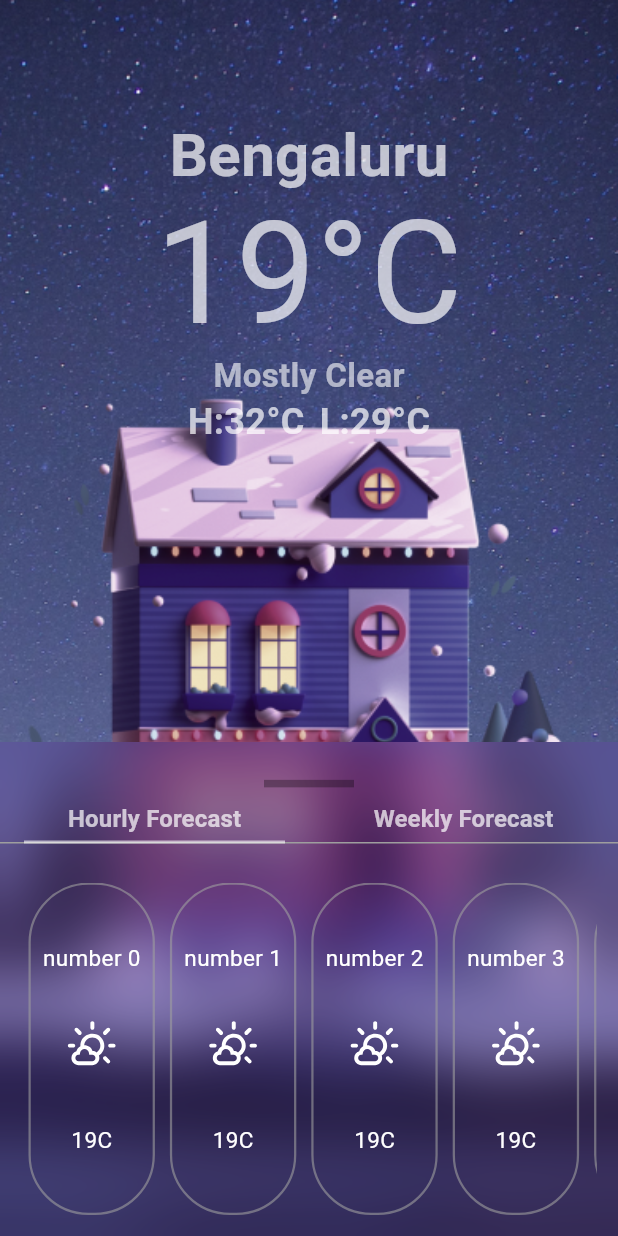
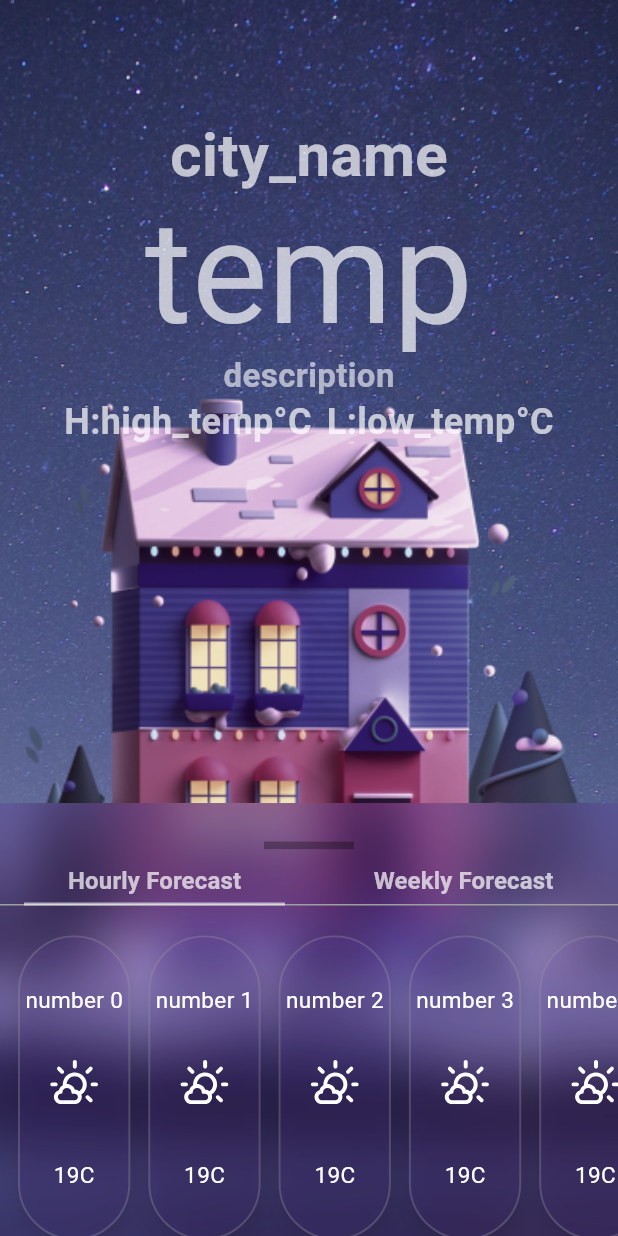
Before and after one commit to Jtnqr/weather-app-flutter, a Flutter app: the screen it shows after launch, on a phone screen of 412 x 824 dp. Run offline on Flutter 3.47's test engine with Material 2 defaults, Android fonts, the phone set to English and light mode, and no system bars; our stand-ins replace get, google_fonts, weather_icons.

Commit message:
removed the unneccesary widgets and added openweather datasource

```diff
--- a/lib/presentation/screens/home/home_screen.dart
+++ b/lib/presentation/screens/home/home_screen.dart
@@ -47,17 +47,17 @@ class HomeScreen extends StatelessWidget {
                     return false;
                   },
                   child: DraggableScrollableSheet(
-                      initialChildSize: 0.4,
-                      minChildSize: 0.4,
-                      maxChildSize: 0.85,
-                      snap: true,
-                      snapSizes: const [.4, .85],
-                      builder: (context, scrollController) {
-                        return ForecastMin(
+                    initialChildSize: 0.35,
+                    minChildSize: 0.35,
+                    maxChildSize: 0.85,
+                    snap: true,
+                    snapSizes: const [.35, .85],
+                    builder: (context, scrollController) {
+                      return ForecastMin(
                           scrollController: scrollController,
-                          homeScreenController: homeScreenController,
-                        );
-                      }),
+                          homeScreenController: homeScreenController);
+                    },
+                  ),
                 ),
               ],
             ),
--- /dev/null
+++ b/lib/widgets/home/forecast/forecast_widget.dart
@@ -0,0 +1,72 @@
+import 'package:flutter/material.dart';
+import 'package:google_fonts/google_fonts.dart';
+import 'package:weather_icons/weather_icons.dart';
+
+class ForecastWidget extends StatelessWidget {
+  const ForecastWidget({super.key});
+
+  @override
+  Widget build(BuildContext context) {
+    return ListView.builder(
+      scrollDirection: Axis.horizontal,
+      itemCount: 7,
+      itemBuilder: (context, index) {
+        return Container(
+          margin: const EdgeInsets.only(
+            top: 8,
+            left: 12,
+            bottom: 14,
+          ),
+          decoration: BoxDecoration(
+            color: Colors.deepPurple.withOpacity(.1),
+            border: Border.all(
+              width: 1.3,
+              color: Colors.grey.withOpacity(.3),
+            ),
+            boxShadow: [
+              BoxShadow(
+                color: Colors.black.withOpacity(.1),
+                spreadRadius: 2,
+                blurRadius: 12,
+                offset: const Offset(1, 4),
+              )
+            ],
+            borderRadius: BorderRadius.circular(40),
+          ),
+          child: Padding(
+            padding: const EdgeInsets.all(3.5),
+            child: Column(
+              mainAxisSize: MainAxisSize.min,
+              mainAxisAlignment: MainAxisAlignment.spaceEvenly,
+              children: [
+                Text(
+                  'number $index',
+                  style: GoogleFonts.sofiaSans(
+                    textStyle: const TextStyle(
+                      color: Colors.white,
+                      fontSize: 15,
+                    ),
+                  ),
+                ),
+                const BoxedIcon(
+                  WeatherIcons.day_sunny_overcast,
+                  color: Colors.white,
+                  size: 40,
+                ),
+                Text(
+                  '19C',
+                  style: GoogleFonts.sofiaSans(
+                    textStyle: const TextStyle(
+                      color: Colors.white,
+                      fontSize: 15,
+                    ),
+                  ),
+                ),
+              ],
+            ),
+          ),
+        );
+      },
+    );
+  }
+}
--- a/lib/widgets/home/forecast/hourly_forecast.dart
+++ /dev/null
@@ -1,63 +0,0 @@
-import 'dart:ui';
-
-import 'package:flutter/material.dart';
-import 'package:google_fonts/google_fonts.dart';
-import 'package:weather_icons/weather_icons.dart';
-
-class HourlyForecast extends StatelessWidget {
-  const HourlyForecast({super.key});
-
-  @override
-  Widget build(BuildContext context) {
-    return Padding(
-      padding: const EdgeInsets.all(14.0),
-      child: ListView.builder(
-        scrollDirection: Axis.horizontal,
-        itemCount: 7,
-        itemBuilder: (context, index) {
-          return Container(
-            margin: const EdgeInsets.symmetric(horizontal: 5),
-            decoration: BoxDecoration(
-                border: Border.all(
-                  width: 1.5,
-                  color: Colors.grey.withOpacity(.6),
-                ),
-                borderRadius: BorderRadius.circular(40)),
-            child: Padding(
-              padding: const EdgeInsets.all(8.0),
-              child: Column(
-                mainAxisSize: MainAxisSize.min,
-                mainAxisAlignment: MainAxisAlignment.spaceEvenly,
-                children: [
-                  Text(
-                    'number $index',
-                    style: GoogleFonts.sofiaSans(
-                      textStyle: const TextStyle(
-                        color: Colors.white,
-                        fontSize: 15,
-                      ),
-                    ),
-                  ),
-                  const BoxedIcon(
-                    WeatherIcons.day_sunny_overcast,
-                    color: Colors.white,
-                    size: 40,
-                  ),
-                  Text(
-                    '19C',
-                    style: GoogleFonts.sofiaSans(
-                      textStyle: const TextStyle(
-                        color: Colors.white,
-                        fontSize: 15,
-                      ),
-                    ),
-                  ),
-                ],
-              ),
-            ),
-          );
-        },
-      ),
-    );
-  }
-}
--- a/lib/widgets/home/forecast_min.dart
+++ b/lib/widgets/home/forecast_min.dart
@@ -2,8 +2,7 @@ import 'dart:ui';
 
 import 'package:flutter/material.dart';
 import 'package:weather_app/controller/home/home_controller.dart';
-import 'package:weather_app/widgets/home/forecast/hourly_forecast.dart';
-import 'package:weather_app/widgets/home/forecast/weekly_forecast.dart';
+import 'package:weather_app/widgets/home/forecast/forecast_widget.dart';
 
 class ForecastMin extends StatelessWidget {
   final ScrollController scrollController;
@@ -62,15 +61,22 @@ class ForecastMin extends StatelessWidget {
                     indicatorSize: TabBarIndicatorSize.tab,
                     dividerColor: Colors.grey,
                   ),
-                  Expanded(
+                  SizedBox(
+                    height: 225,
                     child: TabBarView(
                       controller: homeScreenController.tabController,
                       children: const [
-                        HourlyForecast(),
-                        WeeklyForecast(),
+                        ForecastWidget(),
+                        ForecastWidget(),
                       ],
                     ),
                   ),
+                  const Expanded(
+                    child: SizedBox(
+                        // height: 300,
+                        // child: Text("data"),
+                        ),
+                  )
                 ],
               ),
             ),
--- a/lib/widgets/home/weather_min.dart
+++ b/lib/widgets/home/weather_min.dart
@@ -15,7 +15,7 @@ class WeatherMin extends StatelessWidget {
           crossAxisAlignment: CrossAxisAlignment.center,
           children: [
             Text(
-              'Bengaluru',
+              'city_name',
               style: GoogleFonts.sofiaSans(
                 textStyle: const TextStyle(
                   color: Colors.white70,
@@ -26,7 +26,7 @@ class WeatherMin extends StatelessWidget {
               ),
             ),
             Text(
-              '19°C',
+              'temp',
               style: GoogleFonts.sofiaSans(
                 textStyle: const TextStyle(
                   color: Colors.white70,
@@ -36,7 +36,7 @@ class WeatherMin extends StatelessWidget {
               ),
             ),
             Text(
-              'Mostly Clear',
+              'description',
               style: GoogleFonts.sofiaSans(
                 textStyle: const TextStyle(
                   color: Colors.white60,
@@ -51,7 +51,7 @@ class WeatherMin extends StatelessWidget {
               mainAxisAlignment: MainAxisAlignment.center,
               children: [
                 Text(
-                  'H:32°C',
+                  'H:high_temp°C',
                   style: GoogleFonts.sofiaSans(
                     textStyle: const TextStyle(
                       color: Colors.white70,
@@ -62,7 +62,7 @@ class WeatherMin extends StatelessWidget {
                 ),
                 const SizedBox(width: 10),
                 Text(
-                  'L:29°C',
+                  'L:low_temp°C',
                   style: GoogleFonts.sofiaSans(
                     textStyle: const TextStyle(
                       color: Colors.white70,
--- a/pubspec.yaml
+++ b/pubspec.yaml
@@ -34,7 +34,7 @@ dependencies:
   # The following adds the Cupertino Icons font to your application.
   # Use with the CupertinoIcons class for iOS style icons.
   cupertino_icons: ^1.0.2
-  # dio: ^5.3.3
+  dio: ^5.3.3
   get: ^4.6.6
   get_storage: ^2.1.1
   google_fonts: ^6.1.0
@@ -42,6 +42,7 @@ dependencies:
   weather_icons: ^3.0.0
   geolocator: ^10.1.0
   geocoding: ^2.1.1
+  http: ^1.1.0
 
 dev_dependencies:
   flutter_test:
```
Also changed, not shown: lib/data/datasources/weather_remote_datasources.dart (added, +27 -0 lines), lib/widgets/home/forecast/weekly_forecast.dart (deleted, +0 -61 lines), lib/widgets/home/forecast_max.dart (+16 -2 lines), pubspec.lock.
